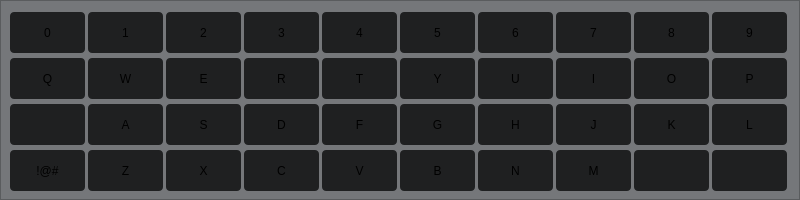
First picture: the form in keyboard.ui, repository WhiteW0lf00/supreme_ulterior_interior, before the edit.
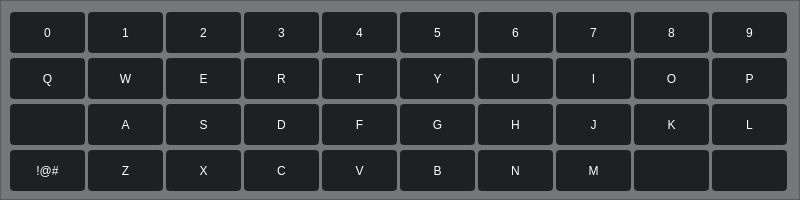
Second picture: the form after the edit. Icons and pictures are not drawn.

Patch:
```diff
--- a/keyboard.ui
+++ b/keyboard.ui
@@ -42,7 +42,7 @@
      </rect>
     </property>
     <property name="styleSheet">
-     <string notr="true">background-color: #1f2021; border: 2px; border-radius: 4px
+     <string notr="true">background-color: #1f2021; border: 2px solid #1f2021; border-radius: 4px; color:white;
 </string>
     </property>
     <property name="text">
@@ -59,7 +59,7 @@
      </rect>
     </property>
     <property name="styleSheet">
-     <string notr="true">background-color: #1f2021; border: 2px; border-radius: 4px
+     <string notr="true">background-color: #1f2021; border: 2px solid #1f2021; border-radius: 4px; color:white;
 </string>
     </property>
     <property name="text">
@@ -76,7 +76,7 @@
      </rect>
     </property>
     <property name="styleSheet">
-     <string notr="true">background-color: #1f2021; border: 2px; border-radius: 4px
+     <string notr="true">background-color: #1f2021; border: 2px solid #1f2021; border-radius: 4px; color:white;
 </string>
     </property>
     <property name="text">
@@ -93,7 +93,7 @@
      </rect>
     </property>
     <property name="styleSheet">
-     <string notr="true">background-color: #1f2021; border: 2px; border-radius: 4px
+     <string notr="true">background-color: #1f2021; border: 2px solid #1f2021; border-radius: 4px; color:white;
 </string>
     </property>
     <property name="text">
@@ -110,7 +110,7 @@
      </rect>
     </property>
     <property name="styleSheet">
-     <string notr="true">background-color: #1f2021; border: 2px; border-radius: 4px
+     <string notr="true">background-color: #1f2021; border: 2px solid #1f2021; border-radius: 4px; color:white;
 </string>
     </property>
     <property name="text">
@@ -127,7 +127,7 @@
      </rect>
     </property>
     <property name="styleSheet">
-     <string notr="true">background-color: #1f2021; border: 2px; border-radius: 4px
+     <string notr="true">background-color: #1f2021; border: 2px solid #1f2021; border-radius: 4px; color:white;
 </string>
     </property>
     <property name="text">
@@ -144,7 +144,7 @@
      </rect>
     </property>
     <property name="styleSheet">
-     <string notr="true">background-color: #1f2021; border: 2px; border-radius: 4px
+     <string notr="true">background-color: #1f2021; border: 2px solid #1f2021; border-radius: 4px; color:white;
 </string>
     </property>
     <property name="text">
@@ -161,7 +161,7 @@
      </rect>
     </property>
     <property name="styleSheet">
-     <string notr="true">background-color: #1f2021; border: 2px; border-radius: 4px
+     <string notr="true">background-color: #1f2021; border: 2px solid #1f2021; border-radius: 4px; color:white;
 </string>
     </property>
     <property name="text">
@@ -178,7 +178,7 @@
      </rect>
     </property>
     <property name="styleSheet">
-     <string notr="true">background-color: #1f2021; border: 2px; border-radius: 4px
+     <string notr="true">background-color: #1f2021; border: 2px solid #1f2021; border-radius: 4px; color:white;
 </string>
     </property>
     <property name="text">
@@ -195,7 +195,7 @@
      </rect>
     </property>
     <property name="styleSheet">
-     <string notr="true">background-color: #1f2021; border: 2px; border-radius: 4px
+     <string notr="true">background-color: #1f2021; border: 2px solid #1f2021; border-radius: 4px; color:white;
 </string>
     </property>
     <property name="text">
@@ -212,7 +212,7 @@
      </rect>
     </property>
     <property name="styleSheet">
-     <string notr="true">background-color: #1f2021; border: 2px; border-radius: 4px
+     <string notr="true">background-color: #1f2021; border: 2px solid #1f2021; border-radius: 4px; color:white;
 </string>
     </property>
     <property name="text">
@@ -229,7 +229,7 @@
      </rect>
     </property>
     <property name="styleSheet">
-     <string notr="true">background-color: #1f2021; border: 2px; border-radius: 4px
+     <string notr="true">background-color: #1f2021; border: 2px solid #1f2021; border-radius: 4px; color:white;
 </string>
     </property>
     <property name="text">
@@ -246,7 +246,7 @@
      </rect>
     </property>
     <property name="styleSheet">
-     <string notr="true">background-color: #1f2021; border: 2px; border-radius: 4px
+     <string notr="true">background-color: #1f2021; border: 2px solid #1f2021; border-radius: 4px; color:white;
 </string>
     </property>
     <property name="text">
@@ -263,7 +263,7 @@
      </rect>
     </property>
     <property name="styleSheet">
-     <string notr="true">background-color: #1f2021; border: 2px; border-radius: 4px
+     <string notr="true">background-color: #1f2021; border: 2px solid #1f2021; border-radius: 4px; color:white;
 </string>
     </property>
     <property name="text">
@@ -280,7 +280,7 @@
      </rect>
     </property>
     <property name="styleSheet">
-     <string notr="true">background-color: #1f2021; border: 2px; border-radius: 4px
+     <string notr="true">background-color: #1f2021; border: 2px solid #1f2021; border-radius: 4px; color:white;
 </string>
     </property>
     <property name="text">
@@ -297,7 +297,7 @@
      </rect>
     </property>
     <property name="styleSheet">
-     <string notr="true">background-color: #1f2021; border: 2px; border-radius: 4px
+     <string notr="true">background-color: #1f2021; border: 2px solid #1f2021; border-radius: 4px; color:white;
 </string>
     </property>
     <property name="text">
@@ -324,7 +324,7 @@
      </rect>
     </property>
     <property name="styleSheet">
-     <string notr="true">background-color: #1f2021; border: 2px; border-radius: 4px
+     <string notr="true">background-color: #1f2021; border: 2px solid #1f2021; border-radius: 4px; color:white;
 </string>
     </property>
     <property name="text">
@@ -341,7 +341,7 @@
      </rect>
     </property>
     <property name="styleSheet">
-     <string notr="true">background-color: #1f2021; border: 2px; border-radius: 4px
+     <string notr="true">background-color: #1f2021; border: 2px solid #1f2021; border-radius: 4px; color:white;
 </string>
     </property>
     <property name="text">
@@ -358,7 +358,7 @@
      </rect>
     </property>
     <property name="styleSheet">
-     <string notr="true">background-color: #1f2021; border: 2px; border-radius: 4px
+     <string notr="true">background-color: #1f2021; border: 2px solid #1f2021; border-radius: 4px; color:white;
 </string>
     </property>
     <property name="text">
@@ -375,7 +375,7 @@
      </rect>
     </property>
     <property name="styleSheet">
-     <string notr="true">background-color: #1f2021; border: 2px; border-radius: 4px
+     <string notr="true">background-color: #1f2021; border: 2px solid #1f2021; border-radius: 4px; color:white;
 </string>
     </property>
     <property name="text">
@@ -392,7 +392,7 @@
      </rect>
     </property>
     <property name="styleSheet">
-     <string notr="true">background-color: #1f2021; border: 2px; border-radius: 4px
+     <string notr="true">background-color: #1f2021; border: 2px solid #1f2021; border-radius: 4px; color:white;
 </string>
     </property>
     <property name="text">
@@ -409,7 +409,7 @@
      </rect>
     </property>
     <property name="styleSheet">
-     <string notr="true">background-color: #1f2021; border: 2px; border-radius: 4px
+     <string notr="true">background-color: #1f2021; border: 2px solid #1f2021; border-radius: 4px; color:white;
 </string>
     </property>
     <property name="text">
@@ -426,7 +426,7 @@
      </rect>
     </property>
     <property name="styleSheet">
-     <string notr="true">background-color: #1f2021; border: 2px; border-radius: 4px
+     <string notr="true">background-color: #1f2021; border: 2px solid #1f2021; border-radius: 4px; color:white;
 </string>
     </property>
     <property name="text">
@@ -443,7 +443,7 @@
      </rect>
     </property>
     <property name="styleSheet">
-     <string notr="true">background-color: #1f2021; border: 2px; border-radius: 4px
+     <string notr="true">background-color: #1f2021; border: 2px solid #1f2021; border-radius: 4px; color:white;
 </string>
     </property>
     <property name="text">
@@ -460,7 +460,7 @@
      </rect>
     </property>
     <property name="styleSheet">
-     <string notr="true">background-color: #1f2021; border: 2px; border-radius: 4px
+     <string notr="true">background-color: #1f2021; border: 2px solid #1f2021; border-radius: 4px; color:white;
 </string>
     </property>
     <property name="text">
@@ -477,7 +477,7 @@
      </rect>
     </property>
     <property name="styleSheet">
-     <string notr="true">background-color: #1f2021; border: 2px; border-radius: 4px
+     <string notr="true">background-color: #1f2021; border: 2px solid #1f2021; border-radius: 4px; color:white;
 </string>
     </property>
     <property name="text">
@@ -494,7 +494,7 @@
      </rect>
     </property>
     <property name="styleSheet">
-     <string notr="true">background-color: #1f2021; border: 2px; border-radius: 4px
+     <string notr="true">background-color: #1f2021; border: 2px solid #1f2021; border-radius: 4px; color:white;
 </string>
     </property>
     <property name="text">
@@ -511,7 +511,7 @@
      </rect>
     </property>
     <property name="styleSheet">
-     <string notr="true">background-color: #1f2021; border: 2px; border-radius: 4px
+     <string notr="true">background-color: #1f2021; border: 2px solid #1f2021; border-radius: 4px; color:white;
 </string>
     </property>
     <property name="text">
@@ -528,7 +528,7 @@
      </rect>
     </property>
     <property name="styleSheet">
-     <string notr="true">background-color: #1f2021; border: 2px; border-radius: 4px
+     <string notr="true">background-color: #1f2021; border: 2px solid #1f2021; border-radius: 4px; color:white;
 </string>
     </property>
     <property name="text">
@@ -555,7 +555,7 @@
      </rect>
     </property>
     <property name="styleSheet">
-     <string notr="true">background-color: #1f2021; border: 2px; border-radius: 4px
+     <string notr="true">background-color: #1f2021; border: 2px solid #1f2021; border-radius: 4px; color:white;
 </string>
     </property>
     <property name="text">
@@ -582,7 +582,7 @@
      </rect>
     </property>
     <property name="styleSheet">
-     <string notr="true">background-color: #1f2021; border: 2px; border-radius: 4px
+     <string notr="true">background-color: #1f2021; border: 2px solid #1f2021; border-radius: 4px; color:white;
 </string>
     </property>
     <property name="text">
@@ -599,7 +599,7 @@
      </rect>
     </property>
     <property name="styleSheet">
-     <string notr="true">background-color: #1f2021; border: 2px; border-radius: 4px
+     <string notr="true">background-color: #1f2021; border: 2px solid #1f2021; border-radius: 4px; color:white;
 </string>
     </property>
     <property name="text">
@@ -616,7 +616,7 @@
      </rect>
     </property>
     <property name="styleSheet">
-     <string notr="true">background-color: #1f2021; border: 2px; border-radius: 4px
+     <string notr="true">background-color: #1f2021; border: 2px solid #1f2021; border-radius: 4px; color:white;
 </string>
     </property>
     <property name="text">
@@ -633,7 +633,7 @@
      </rect>
     </property>
     <property name="styleSheet">
-     <string notr="true">background-color: #1f2021; border: 2px; border-radius: 4px
+     <string notr="true">background-color: #1f2021; border: 2px solid #1f2021; border-radius: 4px; color:white;
 </string>
     </property>
     <property name="text">
@@ -650,7 +650,7 @@
      </rect>
     </property>
     <property name="styleSheet">
-     <string notr="true">background-color: #1f2021; border: 2px; border-radius: 4px
+     <string notr="true">background-color: #1f2021; border: 2px solid #1f2021; border-radius: 4px; color:white;
 </string>
     </property>
     <property name="text">
@@ -667,7 +667,7 @@
      </rect>
     </property>
     <property name="styleSheet">
-     <string notr="true">background-color: #1f2021; border: 2px; border-radius: 4px
+     <string notr="true">background-color: #1f2021; border: 2px solid #1f2021; border-radius: 4px; color:white;
 </string>
     </property>
     <property name="text">
@@ -684,7 +684,7 @@
      </rect>
     </property>
     <property name="styleSheet">
-     <string notr="true">background-color: #1f2021; border: 2px; border-radius: 4px
+     <string notr="true">background-color: #1f2021; border: 2px solid #1f2021; border-radius: 4px; color:white;
 </string>
     </property>
     <property name="text">
@@ -701,7 +701,7 @@
      </rect>
     </property>
     <property name="styleSheet">
-     <string notr="true">background-color: #1f2021; border: 2px; border-radius: 4px
+     <string notr="true">background-color: #1f2021; border: 2px solid #1f2021; border-radius: 4px; color:white;
 </string>
     </property>
     <property name="text">
@@ -718,7 +718,7 @@
      </rect>
     </property>
     <property name="styleSheet">
-     <string notr="true">background-color: #1f2021; border: 2px; border-radius: 4px
+     <string notr="true">background-color: #1f2021; border: 2px solid #1f2021; border-radius: 4px; color:white;
 </string>
     </property>
     <property name="text">
@@ -735,7 +735,7 @@
      </rect>
     </property>
     <property name="styleSheet">
-     <string notr="true">background-color: #1f2021; border: 2px; border-radius: 4px
+     <string notr="true">background-color: #1f2021; border: 2px solid #1f2021; border-radius: 4px; color:white;
 </string>
     </property>
     <property name="text">
```
